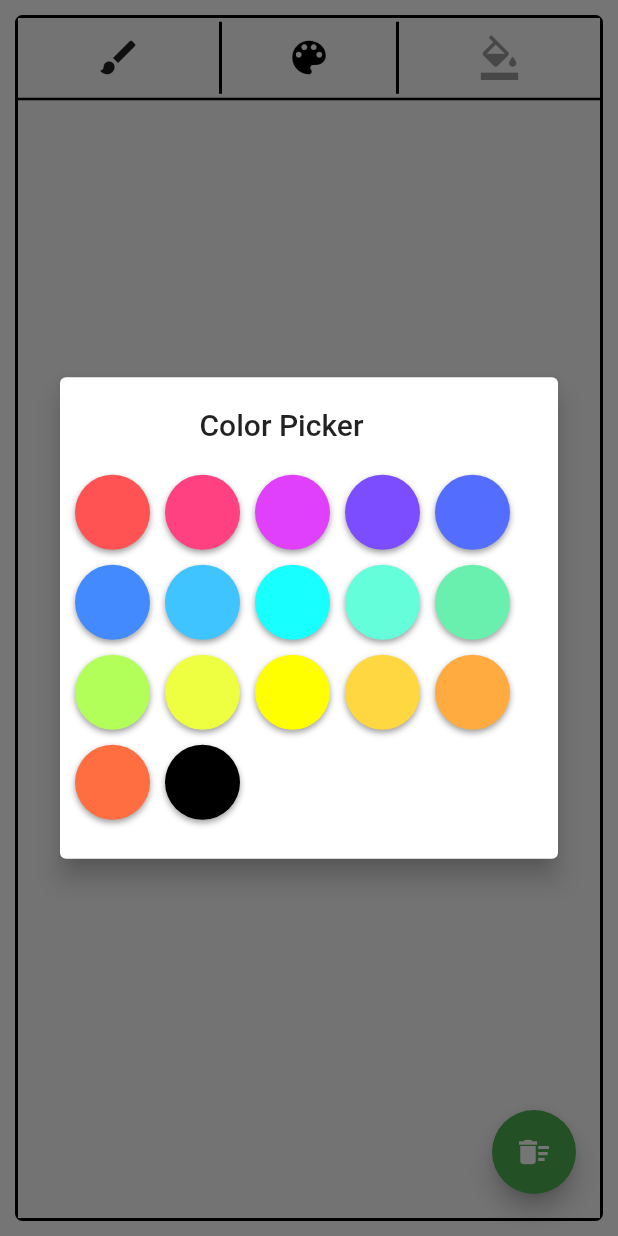
After one commit to JayanthMughil/sketch-and-guess, a Flutter app: the DrawArea screen opened directly, after a tap on the "color lens" icon, on a phone screen of 412 x 824 dp. The commit adds this screen. Run offline on Flutter 3.47's test engine with Material 2 defaults, Android fonts, the phone set to English and light mode, and no system bars; missing offline and left inert: menu_button.

Commit message:
feature: canvas color picker

```diff
--- /dev/null
+++ b/lib/src/color-picker.dart
@@ -0,0 +1,63 @@
+import 'package:flutter/material.dart';
+
+class ColorPicker extends StatelessWidget {
+
+  final BuildContext context;
+  final setColor;
+
+  ColorPicker(this.context, this.setColor);
+
+  List<Widget> colorPalette () {
+    List<Widget> list = [];
+    List<Color> colorList = List.from(Colors.accents)..add(Colors.black);
+    for (Color color in colorList) {
+      list.add(
+        InkWell(
+          onTap: () {
+            setColor(color);
+            Navigator.pop(context);
+          },
+          child: Container(
+            height: 50,
+            width: 50,
+            decoration: BoxDecoration(
+                color: color,
+                borderRadius: BorderRadius.circular(100),
+                boxShadow: [
+                  BoxShadow(
+                    color: Colors.grey,
+                    offset: Offset(0.0, 2.0), //(x,y)
+                    blurRadius: 3.0,
+                  )
+                ]
+            ),
+          ),
+        ),
+      );
+    }
+    return list;
+  }
+
+  @override
+  Widget build(BuildContext context) {
+    return Align(
+      alignment: Alignment.topCenter,
+       child: SimpleDialog(
+        title: Text("Color Picker"),
+        titlePadding: EdgeInsets.only(left: 93, top: 20),
+        elevation: 7,
+        children: [
+          Container(
+            margin: EdgeInsets.all(10),
+            child: Wrap(
+              spacing: 10,
+              runSpacing: 10,
+              children: colorPalette()
+            )
+          )
+        ],
+      )
+    );
+  }
+
+}
--- a/lib/src/draw-area.dart
+++ b/lib/src/draw-area.dart
@@ -1,5 +1,6 @@
 import 'package:flutter/material.dart';
 import 'package:menu_button/menu_button.dart';
+import 'color-picker.dart';
 
 class DrawArea extends StatefulWidget {
   const DrawArea({Key key}) : super(key: key);
@@ -13,6 +14,7 @@ class _DrawArea extends State<DrawArea> {
   List<Offset> _points = <Offset>[];
   List<double> brushSizes = [5.0, 10.0, 15.0, 20.0, 25.0];
   double brushSize = 10.0;
+  Color brushColor = Colors.black;
   List<CanvasPainter> brushList = [];
 
   void trackPath(DragUpdateDetails details) {
@@ -20,6 +22,15 @@ class _DrawArea extends State<DrawArea> {
       RenderBox box = context.findRenderObject();
       Offset localPosition = box.globalToLocal(details.globalPosition);
       _points = List.from(_points)..add(localPosition);
+    });
+  }
+
+  setColor(Color color) {
+    setState(() {
+      List<Offset> oldPoints = List.from(_points);
+      brushList.add(CanvasPainter(points: oldPoints, brushSize: brushSize, brushColor: brushColor));
+      brushColor = color;
+      _points.clear();
     });
   }
 
@@ -89,7 +100,7 @@ class _DrawArea extends State<DrawArea> {
                                 onItemSelected: (value) {
                                   setState(() {
                                     List<Offset> oldPoints = List.from(_points);
-                                    brushList.add(CanvasPainter(points: oldPoints, brushSize: brushSize));
+                                    brushList.add(CanvasPainter(points: oldPoints, brushSize: brushSize, brushColor: brushColor));
                                     brushSize = value;
                                     _points.clear();
                                   });
@@ -118,8 +129,16 @@ class _DrawArea extends State<DrawArea> {
                       icon: Icon(
                         Icons.color_lens,
                         size: 30,
+                        color: brushColor,
                       ),
-                      onPressed: null,
+                      onPressed: () {
+                        showDialog(
+                            context: context,
+                            builder: (_) {
+                              return ColorPicker(context, setColor);
+                            }
+                        );
+                      },
                     ),
                   ),
                   Expanded(
@@ -138,7 +157,8 @@ class _DrawArea extends State<DrawArea> {
           ),
           Expanded(child: LayoutBuilder(
             builder: (context, constraints) {
-              return Container(
+              return Scaffold(
+                body: Container(
                   width: constraints.widthConstraints().maxWidth,
                   height: constraints.heightConstraints().maxHeight,
                   child: GestureDetector(
@@ -146,9 +166,20 @@ class _DrawArea extends State<DrawArea> {
                       onPanEnd: (DragEndDetails details) => _points.add(null),
                       child: ClipRect(
                           child: CustomPaint(
-                        painter: CanvasPainter(points: _points, brushSize: brushSize, brushList: brushList),
+                            painter: CanvasPainter(points: _points, brushSize: brushSize,brushColor: brushColor, brushList: brushList),
                           )
                       )
+                  ),
+                ),
+                floatingActionButton: FloatingActionButton(
+                  onPressed: () {
+                    setState(() {
+                      _points.clear();
+                      brushList.clear();
+                    });
+                  },
+                  child: Icon(Icons.delete_sweep),
+                  backgroundColor: Colors.green,
                 ),
               );
             },
@@ -162,9 +193,10 @@ class _DrawArea extends State<DrawArea> {
 class CanvasPainter extends CustomPainter {
   List<Offset> points;
   double brushSize;
+  Color brushColor;
   List<CanvasPainter> brushList;
 
-  CanvasPainter({this.points, this.brushSize, this.brushList = const[]});
+  CanvasPainter({this.points, this.brushSize,this.brushColor, this.brushList = const[]});
 
   @override
   void paint(Canvas canvas, Size size) {
@@ -174,7 +206,7 @@ class CanvasPainter extends CustomPainter {
     }
 
     Paint brush = Paint()
-      ..color = Colors.black
+      ..color = brushColor
       ..strokeCap = StrokeCap.round
       ..strokeWidth = brushSize;
 
--- a/pubspec.yaml
+++ b/pubspec.yaml
@@ -23,6 +23,7 @@ environment:
 dependencies:
   flutter:
     sdk: flutter
+  menu_button: ^1.2.1
 
 
   # The following adds the Cupertino Icons font to your application.
@@ -32,7 +33,6 @@ dependencies:
 dev_dependencies:
   flutter_test:
     sdk: flutter
-  menu_button: ^1.2.1
 
 # For information on the generic Dart part of this file, see the
 # following page: https://dart.dev/tools/pub/pubspec
```
Also changed, not shown: pubspec.lock, 3 other files. Lines whose indentation alone changed are shown as unchanged.
